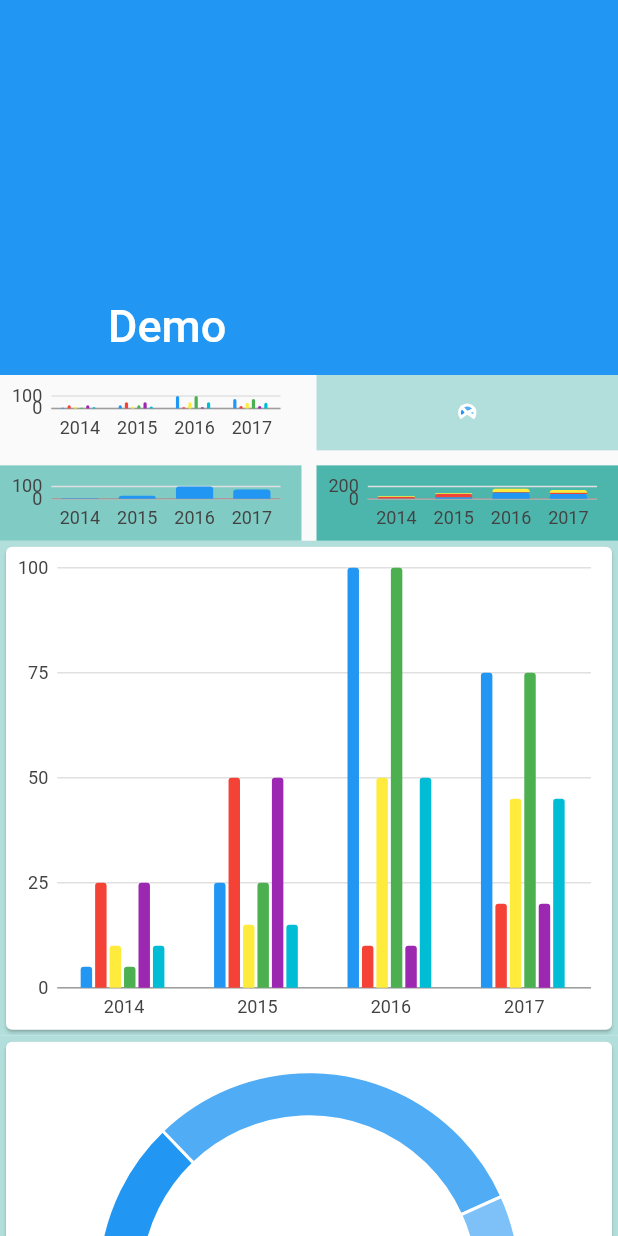
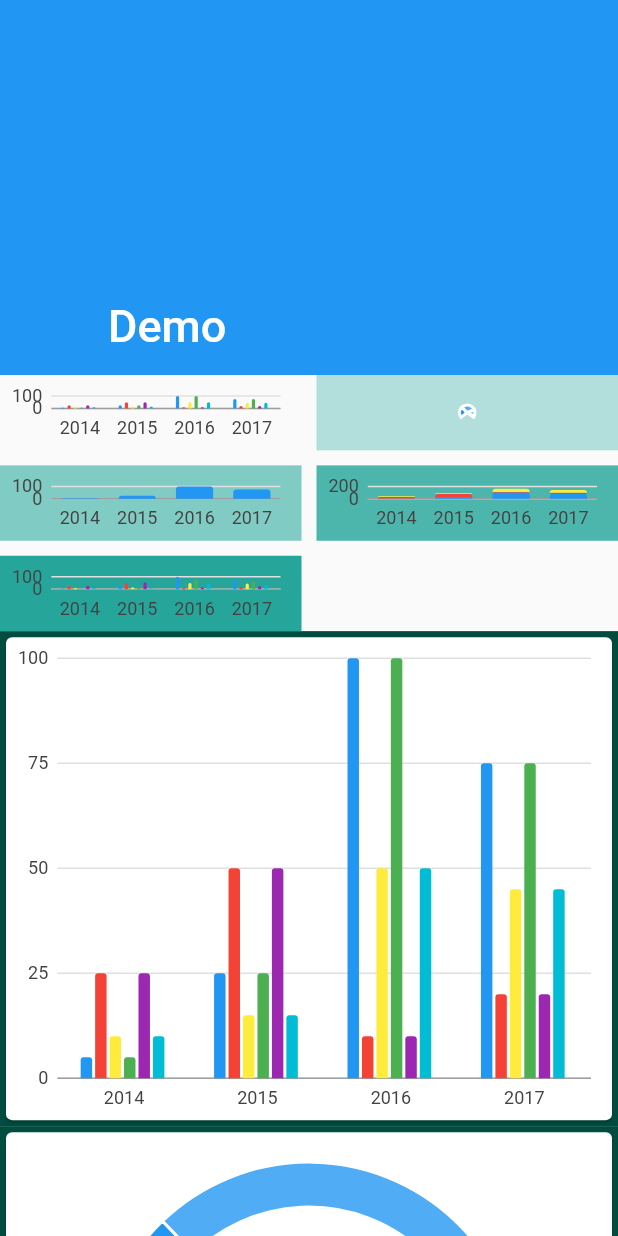
Before and after one commit to elirehema/iirc_flutter_d, a Flutter app: the HomeScreen screen opened directly, on a phone screen of 412 x 824 dp. Run offline on Flutter 3.47's test engine with Material 2 defaults, Android fonts, the phone set to English and light mode, and no system bars; our stand-ins replace charts_flutter.

Commit message:
Grouped_Target_Line_Bar_Chart

```diff
--- /dev/null
+++ b/lib/screens/ChartScreens/GroupedTargetLineBarChart.dart
@@ -0,0 +1,131 @@
+
+
+import 'package:flutter/widgets.dart';
+import 'package:charts_flutter/flutter.dart' as charts;
+
+class GroupedBarTargetLineChart extends StatelessWidget {
+  final List<charts.Series> seriesList;
+  final bool animate;
+
+  GroupedBarTargetLineChart(this.seriesList, {this.animate});
+
+  factory GroupedBarTargetLineChart.withSampleData() {
+    return new GroupedBarTargetLineChart(
+      _createSampleData(),
+      // Disable animations for image tests.
+      animate: false,
+    );
+  }
+
+
+  @override
+  Widget build(BuildContext context) {
+    return new charts.BarChart(seriesList,
+        animate: animate,
+        barGroupingType: charts.BarGroupingType.grouped,
+        customSeriesRenderers: [
+          new charts.BarTargetLineRendererConfig<String>(
+              // ID used to link series to this renderer.
+              customRendererId: 'customTargetLine',
+              groupingType: charts.BarGroupingType.grouped)
+        ]);
+  }
+
+  /// Create series list with multiple series
+  static List<charts.Series<OrdinalSales, String>> _createSampleData() {
+    final desktopSalesData = [
+      new OrdinalSales('2014', 5),
+      new OrdinalSales('2015', 25),
+      new OrdinalSales('2016', 100),
+      new OrdinalSales('2017', 75),
+    ];
+
+    final tableSalesData = [
+      new OrdinalSales('2014', 25),
+      new OrdinalSales('2015', 50),
+      new OrdinalSales('2016', 10),
+      new OrdinalSales('2017', 20),
+    ];
+
+    final mobileSalesData = [
+      new OrdinalSales('2014', 10),
+      new OrdinalSales('2015', 15),
+      new OrdinalSales('2016', 50),
+      new OrdinalSales('2017', 45),
+    ];
+
+    final desktopTargetLineData = [
+      new OrdinalSales('2014', 4),
+      new OrdinalSales('2015', 20),
+      new OrdinalSales('2016', 80),
+      new OrdinalSales('2017', 65),
+    ];
+
+    final tableTargetLineData = [
+      new OrdinalSales('2014', 30),
+      new OrdinalSales('2015', 55),
+      new OrdinalSales('2016', 15),
+      new OrdinalSales('2017', 25),
+    ];
+
+    final mobileTargetLineData = [
+      new OrdinalSales('2014', 10),
+      new OrdinalSales('2015', 5),
+      new OrdinalSales('2016', 45),
+      new OrdinalSales('2017', 35),
+    ];
+
+    return [
+      new charts.Series<OrdinalSales, String>(
+        id: 'Desktop',
+        domainFn: (OrdinalSales sales, _) => sales.year,
+        measureFn: (OrdinalSales sales, _) => sales.sales,
+        data: desktopSalesData,
+      ),
+      new charts.Series<OrdinalSales, String>(
+        id: 'Tablet',
+        domainFn: (OrdinalSales sales, _) => sales.year,
+        measureFn: (OrdinalSales sales, _) => sales.sales,
+        data: tableSalesData,
+      ),
+      new charts.Series<OrdinalSales, String>(
+        id: 'Mobile',
+        domainFn: (OrdinalSales sales, _) => sales.year,
+        measureFn: (OrdinalSales sales, _) => sales.sales,
+        data: mobileSalesData,
+      ),
+      new charts.Series<OrdinalSales, String>(
+        id: 'Desktop Target Line',
+        domainFn: (OrdinalSales sales, _) => sales.year,
+        measureFn: (OrdinalSales sales, _) => sales.sales,
+        data: desktopTargetLineData,
+      )
+        // Configure our custom bar target renderer for this series.
+        ..setAttribute(charts.rendererIdKey, 'customTargetLine'),
+      new charts.Series<OrdinalSales, String>(
+        id: 'Tablet Target Line',
+        domainFn: (OrdinalSales sales, _) => sales.year,
+        measureFn: (OrdinalSales sales, _) => sales.sales,
+        data: tableTargetLineData,
+      )
+        // Configure our custom bar target renderer for this series.
+        ..setAttribute(charts.rendererIdKey, 'customTargetLine'),
+      new charts.Series<OrdinalSales, String>(
+        id: 'Mobile Target Line',
+        domainFn: (OrdinalSales sales, _) => sales.year,
+        measureFn: (OrdinalSales sales, _) => sales.sales,
+        data: mobileTargetLineData,
+      )
+        // Configure our custom bar target renderer for this series.
+        ..setAttribute(charts.rendererIdKey, 'customTargetLine'),
+    ];
+  }
+}
+
+/// Sample ordinal data type.
+class OrdinalSales {
+  final String year;
+  final int sales;
+
+  OrdinalSales(this.year, this.sales);
+}
--- a/lib/screens/Home_Screen.dart
+++ b/lib/screens/Home_Screen.dart
@@ -1,3 +1,4 @@
+import 'package:amala_statistics/screens/ChartScreens/GroupedTargetLineBarChart.dart';
 import 'package:amala_statistics/screens/ChartScreens/SimpleBarGraph.dart';
 import 'package:amala_statistics/screens/ChartScreens/StackedBarChart.dart';
 import 'package:amala_statistics/screens/Gauge_Chart_Screen.dart';
@@ -14,7 +15,8 @@ class _HomeScreenState extends State<HomeScreen> {
     GroupedStackedWeightPatternBarChart.withSampleData(),
     GaugeChartScreen.withSampleData(),
     SimpleBarChart.withSimpleData(),
-    StackedBarChart.withSampleData()
+    StackedBarChart.withSampleData(),
+    GroupedBarTargetLineChart.withSampleData()
   ];
 
   final List<int> colorCodes = <int>[600, 500, 400, 300];
@@ -76,8 +78,9 @@ class _HomeScreenState extends State<HomeScreen> {
         (BuildContext context, int index) {
           return Container(
             alignment: Alignment.center,
-            color: Colors.teal[100],
+            color: Colors.teal[900],
             child: new Card(
+              color: Colors.white,
               child: widgetList[index],
             )
           );
```
